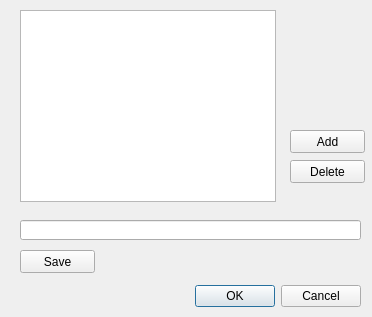
quasarj/patheditor, file dialog.ui: the form before one commit.
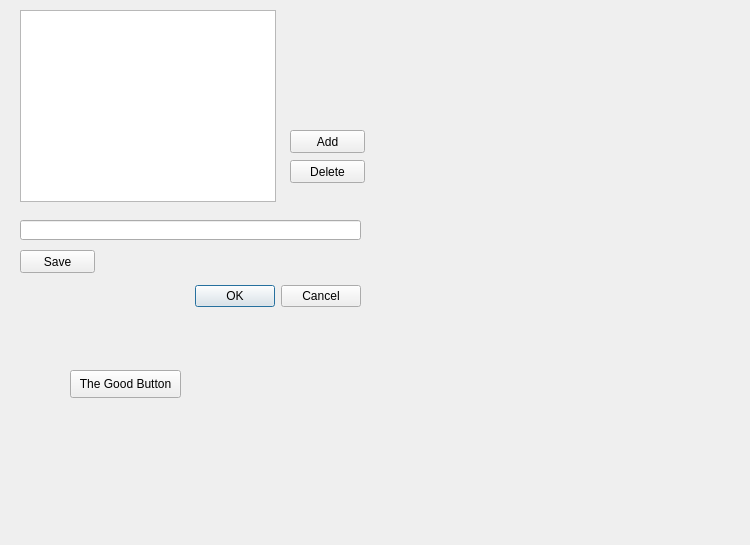
The form after the commit.

```diff
--- a/dialog.ui
+++ b/dialog.ui
@@ -6,8 +6,8 @@
    <rect>
     <x>0</x>
     <y>0</y>
-    <width>372</width>
-    <height>317</height>
+    <width>750</width>
+    <height>545</height>
    </rect>
   </property>
   <property name="windowTitle">
@@ -88,6 +88,19 @@
     <string>Delete</string>
    </property>
   </widget>
+  <widget class="QPushButton" name="pushButton">
+   <property name="geometry">
+    <rect>
+     <x>70</x>
+     <y>370</y>
+     <width>111</width>
+     <height>28</height>
+    </rect>
+   </property>
+   <property name="text">
+    <string>The Good Button</string>
+   </property>
+  </widget>
  </widget>
  <resources/>
  <connections>
```
Left out of the diff: 17 changed lines with no effect on the pictures.
